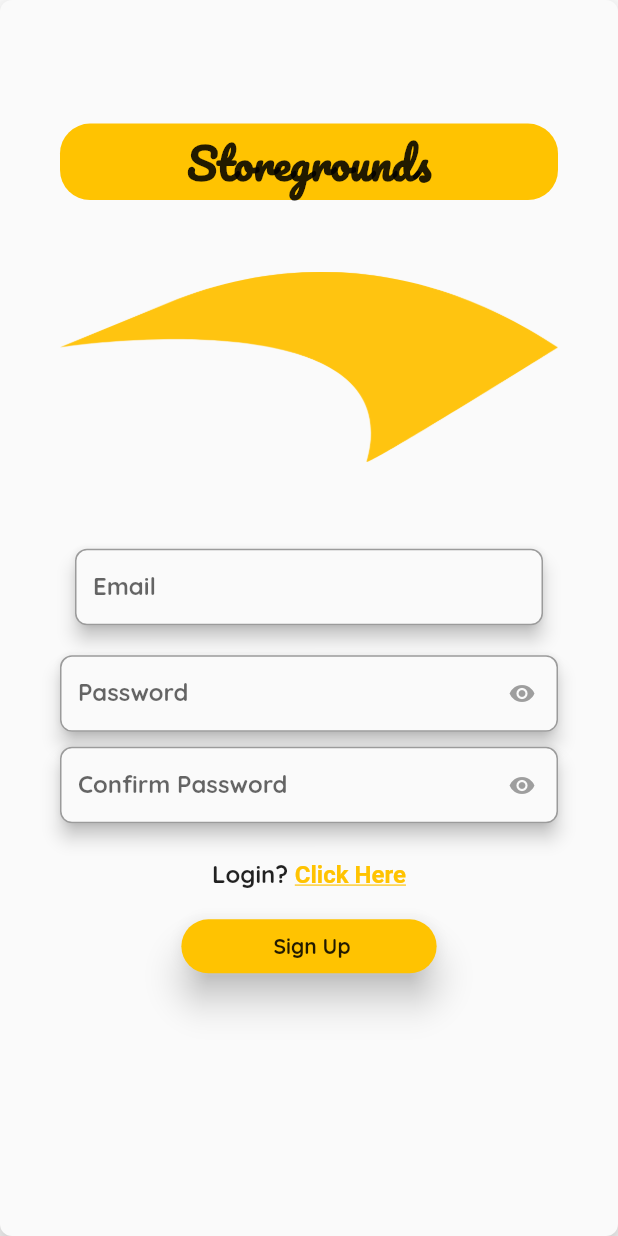
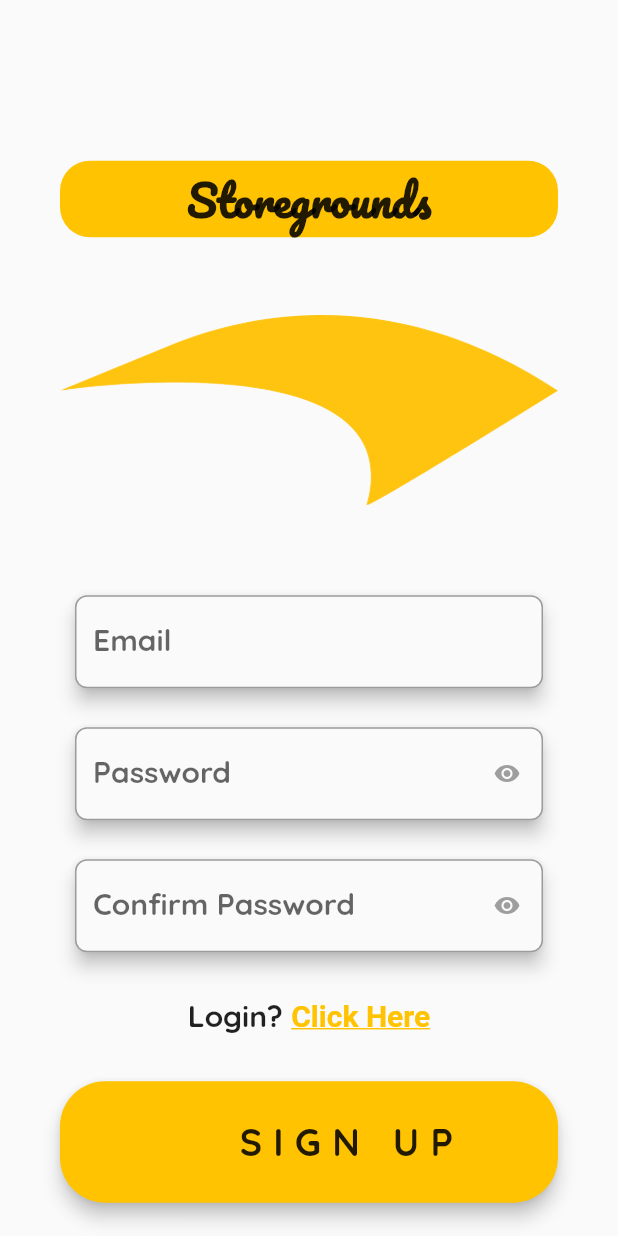
Before and after one commit to awandres/tradegrounds, a Flutter app: the Signup screen opened directly, on a phone screen of 412 x 824 dp. Run offline on Flutter 3.47's test engine with Material 2 defaults, Android fonts, the phone set to English and light mode, and no system bars; our stand-ins replace cloud_firestore, firebase_auth, percent_indicator, shared_preferences; missing offline and left inert: latlng; accounts and stored records are empty.

Commit message:
updated auth_field layout with padding and font size. Made some other layout adjustments

```diff
--- a/packages/authentication/lib/screens/signup_screen.dart
+++ b/packages/authentication/lib/screens/signup_screen.dart
@@ -54,11 +54,7 @@ class _SignupState extends State<Signup> {
       body: SingleChildScrollView(
         child: Center(
           child: Container(
-            margin: isTablet ? EdgeInsets.only(top: 50) : null,
-            child: Material(
-              elevation: 10.0,
-              shadowColor: Colors.black,
-              borderRadius: const BorderRadius.all(const Radius.circular(8.0)),
+            margin: isTablet ? EdgeInsets.only(top: 0) : null,
             child: Container(
               height: isTablet ? deviceSize.height * 0.9 : deviceSize.height,
               width: isTablet ? deviceSize.width * 0.6 : deviceSize.width,
@@ -66,7 +62,7 @@ class _SignupState extends State<Signup> {
                   bottom: 0,
                   left: 40,
                   right: 40,
-                    top: (deviceSize.height * 0.10)),
+                  top: (deviceSize.height * 0.13)),
               child: LayoutBuilder(
                 builder: (ctx, constraints) {
                   return Column(
@@ -86,14 +82,17 @@ class _SignupState extends State<Signup> {
                         ),
                       ),
                       if (signupStep == 1)
-                          Flexible(
+                        Padding(
+                          padding: const EdgeInsets.symmetric(vertical: 15),
+                          child: Flexible(
                             flex: 3,
                             child: Container(
-                              height: constraints.maxHeight * 0.3,
+                              height: constraints.maxHeight * 0.28,
                               width: double.infinity,
                               child: Image.asset(
                                 'assets/images/storegrounds_swoop.png',
                                 fit: BoxFit.contain,
+                              ),
                             ),
                           ),
                         ),
@@ -105,7 +104,7 @@ class _SignupState extends State<Signup> {
                             child: Column(
                               mainAxisSize: MainAxisSize.min,
                               children: <Widget>[
-                                  if (signupStep >= 3)
+                                if (signupStep >= 3 && signupStep < 4)
                                   Row(
                                     mainAxisAlignment: MainAxisAlignment.end,
                                     children: [
@@ -115,6 +114,7 @@ class _SignupState extends State<Signup> {
                                           style: TextStyle(
                                             fontFamily: 'Quicksand',
                                             fontWeight: FontWeight.bold,
+                                            fontSize: 17,
                                           ),
                                         ),
                                         textColor: Colors.grey,
@@ -133,13 +133,16 @@ class _SignupState extends State<Signup> {
                                 if (signupService.isLoading)
                                   CircularProgressIndicator(),
                                 if (!signupService.isLoading)
-                                    RaisedButton(
-                                      elevation: 10,
+                                  Padding(
+                                    padding:
+                                        const EdgeInsets.fromLTRB(0, 20, 0, 0),
+                                    child: RaisedButton(
+                                      elevation: 5,
                                       shape: RoundedRectangleBorder(
                                         borderRadius: BorderRadius.circular(30),
                                       ),
                                       padding: const EdgeInsets.symmetric(
-                                          horizontal: 30.0, vertical: 8.0),
+                                          horizontal: 0.0, vertical: 25.0),
                                       color: Theme.of(context).primaryColor,
                                       textColor: Theme.of(context)
                                           .primaryTextTheme
@@ -150,8 +153,10 @@ class _SignupState extends State<Signup> {
                                             ? '         Next         '
                                             : (signupStep == 4)
                                                 ? '        Submit        '
-                                                : '        Sign Up       ',
+                                                : '        SIGN UP      ',
                                         style: TextStyle(
+                                          fontSize: 25.0,
+                                          letterSpacing: 7.5,
                                           fontFamily: 'Quicksand',
                                           fontWeight: FontWeight.bold,
                                         ),
@@ -159,6 +164,7 @@ class _SignupState extends State<Signup> {
                                       onPressed: (signupStep < 4)
                                           ? signupService.handleSignupStep
                                           : signupService.submitData,
+                                    ),
                                   )
                               ],
                             ),
@@ -173,7 +179,6 @@ class _SignupState extends State<Signup> {
           ),
         ),
       ),
-      ),
     );
   }
 }
--- a/packages/authentication/lib/widgets/ CoreWidgets/auth_form_field.dart
+++ b/packages/authentication/lib/widgets/ CoreWidgets/auth_form_field.dart
@@ -54,7 +54,9 @@ var passwordVisible = true;
 class _AuthFormFieldState extends State<AuthFormField> {
   @override
   Widget build(BuildContext context) {
-    return Material(
+    return Padding(
+      padding: const EdgeInsets.symmetric(vertical: 8, horizontal: 10),
+      child: Material(
         elevation: 5.0,
         shadowColor: Colors.black,
         borderRadius: const BorderRadius.all(const Radius.circular(8.0)),
@@ -68,10 +70,12 @@ class _AuthFormFieldState extends State<AuthFormField> {
           onFieldSubmitted: widget.onFieldSubmitted,
           inputFormatters: widget.inputFormatters,
           textInputAction: widget.textInputAction,
+          style: TextStyle(fontSize: 20.0, height: 1.5),
           decoration: InputDecoration(
             labelStyle: TextStyle(
               fontFamily: 'Quicksand',
               fontWeight: FontWeight.bold,
+              fontSize: 20,
             ),
             isDense: widget.isDense,
             labelText: widget.labelText,
@@ -99,10 +103,12 @@ class _AuthFormFieldState extends State<AuthFormField> {
           textCapitalization: widget.textCapitalization,
           key: ValueKey(widget.valueKey),
           validator: (value) {
-          return widget.validatorFunction(value, widget.validatorErrorMessage);
+            return widget.validatorFunction(
+                value, widget.validatorErrorMessage);
           },
           keyboardType: widget.keyboardType,
           onSaved: widget.onSavedFunction,
+        ),
       ),
     );
   }
--- a/packages/authentication/lib/widgets/FunctionalWidgets/signup_step_1.dart
+++ b/packages/authentication/lib/widgets/FunctionalWidgets/signup_step_1.dart
@@ -16,9 +16,7 @@ class _SignupStep1State extends State<SignupStep1> {
     final signupService = Provider.of<SignupProvider>(context);
     return Column(
       children: [
-        Padding(
-          padding:EdgeInsets.all(10.0),
-          child: AuthFormField(
+        AuthFormField(
           valueKey: 'email',
           labelText: 'Email',
           keyboardType: TextInputType.emailAddress,
@@ -28,7 +26,6 @@ class _SignupStep1State extends State<SignupStep1> {
           },
           validatorFunction: emailValidation,
           validatorErrorMessage: 'Please enter a valid email',
-          ),
         ),
         SizedBox(
           height: 10,
@@ -71,7 +68,7 @@ class _SignupStep1State extends State<SignupStep1> {
           child: Text.rich(
             TextSpan(
               style: TextStyle(
-                fontSize: 16,
+                fontSize: 20.0,
                 fontFamily: 'Quicksand',
                 fontWeight: FontWeight.bold,
                 color: Colors.black87,
```
Also changed, not shown: packages/authentication/lib/widgets/FunctionalWidgets/signup_step_2.dart (+7 -3 lines), packages/authentication/lib/widgets/FunctionalWidgets/signup_step_4.dart (+6 -4 lines). Lines whose indentation alone changed are shown as unchanged.
